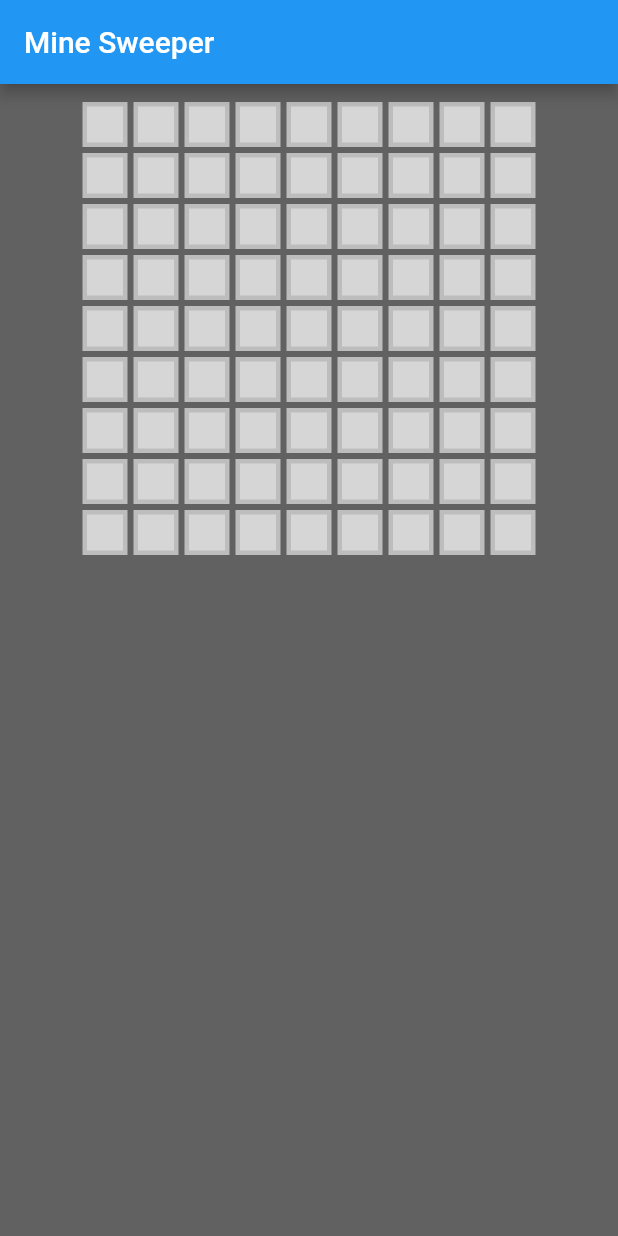
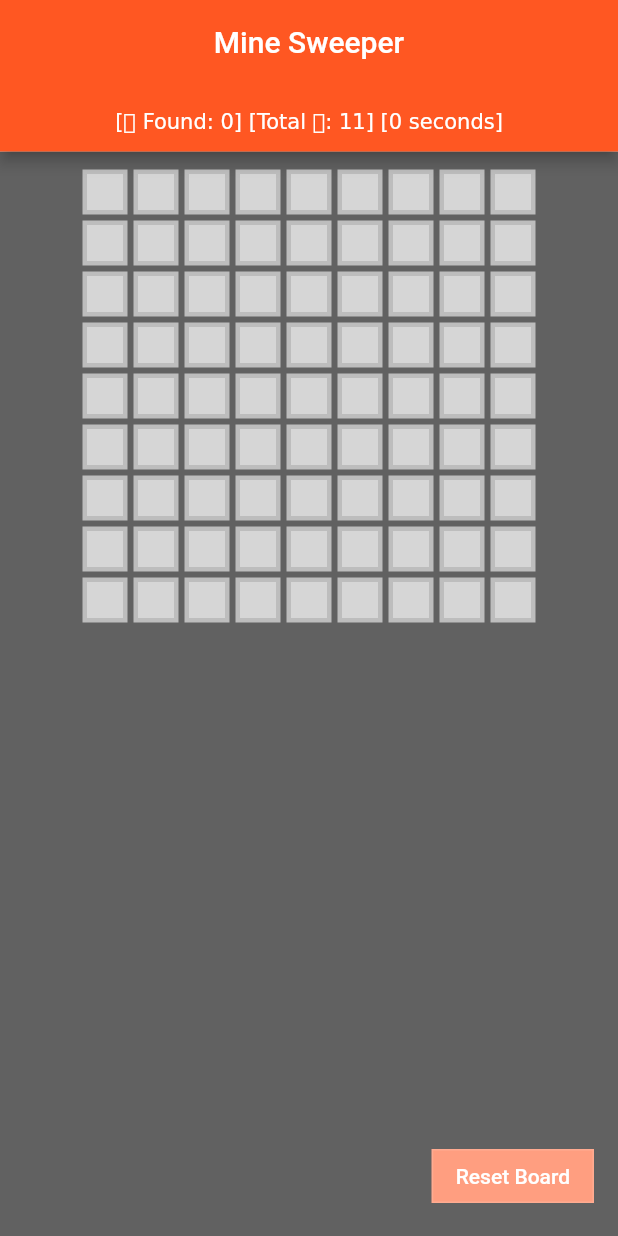
Before and after one commit to yidinghe/flutter_mine_sweeper, a Flutter app: the screen it shows after launch, on a phone screen of 412 x 824 dp. Run offline on Flutter 3.47's test engine with Material 2 defaults, Android fonts, the phone set to English and light mode, and no system bars.

```diff
--- a/lib/main.dart
+++ b/lib/main.dart
@@ -1,5 +1,6 @@
 import 'package:flutter/material.dart';
 import 'dart:math';
+import 'dart:async';
 
 enum TileState { covered, blown, open, flagged, revealed }
 
@@ -9,7 +10,10 @@ class MineSweeper extends StatelessWidget {
   @override
   Widget build(BuildContext context) {
     return MaterialApp(
-      title: "Mine Sweeper",
+      theme: ThemeData(
+        primarySwatch: Colors.deepOrange,
+      ),
+      title: 'Mine Sweeper',
       home: Board(),
     );
   }
@@ -28,7 +32,29 @@ class BoardState extends State<Board> {
   List<List<TileState>> uiState;
   List<List<bool>> tiles;
 
+  bool alive;
+  bool wonGame;
+  int minesFound;
+  Timer timer;
+  Stopwatch stopwatch = Stopwatch();
+
+  @override
+  void dispose() {
+    timer?.cancel();
+    super.dispose();
+  }
+
   void resetBoard() {
+    alive = true;
+    wonGame = false;
+    minesFound = 0;
+    stopwatch.reset();
+
+    timer?.cancel();
+    timer = Timer.periodic(Duration(seconds: 1), (Timer timer) {
+      setState(() {});
+    });
+
     uiState = new List<List<TileState>>.generate(rows, (row) {
       return new List<TileState>.filled(cols, TileState.covered);
     });
@@ -57,19 +83,26 @@ class BoardState extends State<Board> {
   }
 
   Widget buildBoard() {
+    bool hasCoveredCell = false;
     List<Row> boardRow = <Row>[];
     for (int y = 0; y < rows; y++) {
       List<Widget> rowChildren = <Widget>[];
       for (int x = 0; x < cols; x++) {
         TileState state = uiState[y][x];
         int count = mineCount(x, y);
+
+        if (!alive) {
+          if (state != TileState.blown)
+            state = tiles[y][x] ? TileState.revealed : state;
+        }
+
         if (state == TileState.covered || state == TileState.flagged) {
           rowChildren.add(GestureDetector(
             onLongPress: () {
               flag(x, y);
             },
             onTap: () {
-              probe(x, y);
+              if (state == TileState.covered) probe(x, y);
             },
             child: Listener(
                 child: CoveredMineTile(
@@ -78,6 +111,9 @@ class BoardState extends State<Board> {
               posY: y,
             )),
           ));
+          if (state == TileState.covered) {
+            hasCoveredCell = true;
+          }
         } else {
           rowChildren.add(OpenMineTile(
             state: state,
@@ -91,6 +127,13 @@ class BoardState extends State<Board> {
         key: ValueKey<int>(y),
       ));
     }
+    if (!hasCoveredCell) {
+      if ((minesFound == numOfMines) && alive) {
+        wonGame = true;
+        stopwatch.stop();
+      }
+    }
+
     return Container(
       color: Colors.grey[700],
       padding: EdgeInsets.all(10.0),
@@ -102,9 +145,32 @@ class BoardState extends State<Board> {
 
   @override
   Widget build(BuildContext context) {
+    int timeElapsed = stopwatch.elapsedMilliseconds ~/ 1000;
     return Scaffold(
+      resizeToAvoidBottomPadding: false,
       appBar: AppBar(
+        centerTitle: true,
         title: Text('Mine Sweeper'),
+        bottom: PreferredSize(
+          preferredSize: Size.fromHeight(45.0),
+          child: Row(
+            mainAxisAlignment: MainAxisAlignment.spaceEvenly,
+            children: <Widget>[
+              Container(
+                height: 40.0,
+                alignment: Alignment.center,
+                child: RichText(
+                  text: TextSpan(
+                      text: wonGame
+                          ? 'You have Won! $timeElapsed seconds'
+                          : alive
+                              ? '[\u{1f4a3} Found: $minesFound] [Total \u{1f4a3}: $numOfMines] [$timeElapsed seconds]'
+                              : 'You have Lost! $timeElapsed seconds'),
+                ),
+              ),
+            ],
+          ),
+        ),
       ),
       body: Container(
         color: Colors.grey[50],
@@ -112,16 +178,35 @@ class BoardState extends State<Board> {
           child: buildBoard(),
         ),
       ),
+      floatingActionButton: FlatButton(
+        child: Text(
+          'Reset Board',
+          style: TextStyle(color: Colors.white),
+        ),
+        onPressed: () => resetBoard(),
+        splashColor: Colors.redAccent,
+        shape: RoundedRectangleBorder(
+          side: BorderSide(
+            color: Colors.deepOrange[200],
+          ),
+        ),
+        color: Colors.deepOrangeAccent[100],
+      ),
     );
   }
 
   void probe(int x, int y) {
+    if (!alive) return;
     if (uiState[y][x] == TileState.flagged) return;
     setState(() {
       if (tiles[y][x]) {
         uiState[y][x] = TileState.blown;
+        alive = false;
+        timer.cancel();
+        stopwatch.stop(); // force the stopwatch to stop.
       } else {
         open(x, y);
+        if (!stopwatch.isRunning) stopwatch.start();
       }
     });
   }
@@ -144,11 +229,14 @@ class BoardState extends State<Board> {
   }
 
   void flag(int x, int y) {
+    if (!alive) return;
     setState(() {
       if (uiState[y][x] == TileState.flagged) {
         uiState[y][x] = TileState.covered;
+        --minesFound;
       } else {
         uiState[y][x] = TileState.flagged;
+        ++minesFound;
       }
     });
   }
@@ -205,7 +293,7 @@ class CoveredMineTile extends StatelessWidget {
     if (flagged) {
       text = buildInnerTile(RichText(
         text: TextSpan(
-          text: "\u{1f6a9}",
+          text: '\u{1f6a9}',
         ),
         textAlign: TextAlign.center,
       ));
```
